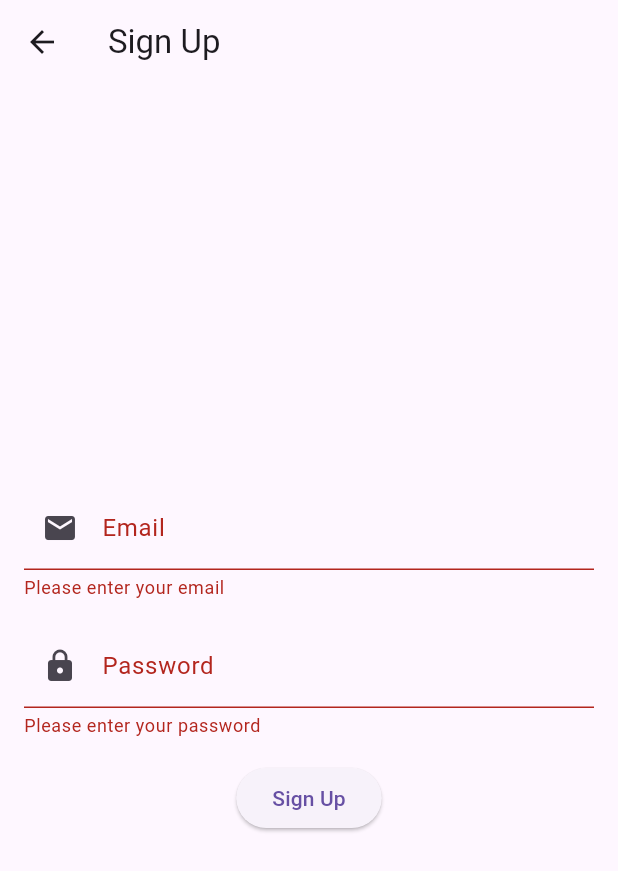
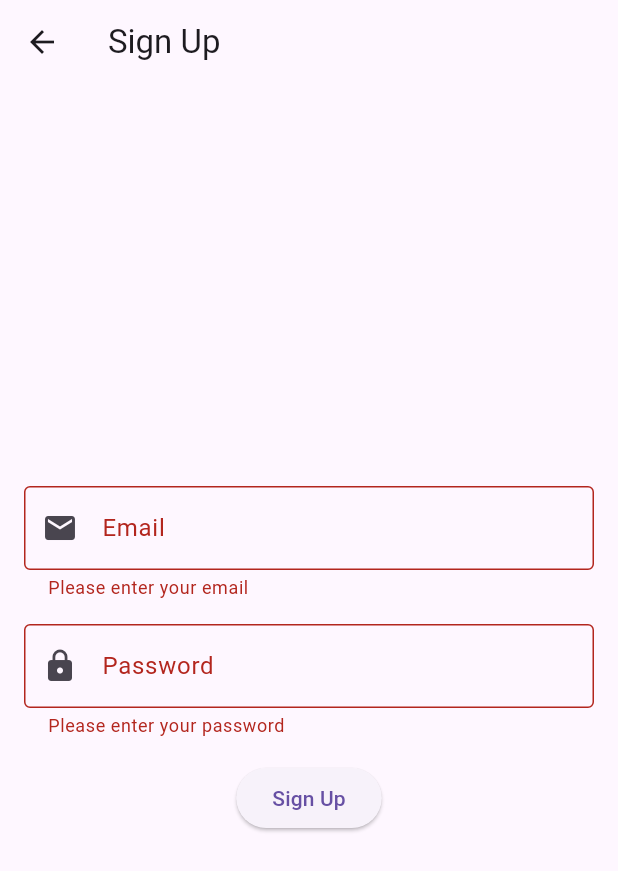
Before and after one commit to mahmoudashry98/assessment_app, a Flutter app: the SignUpScreen screen opened directly, after a tap on "Sign Up", on a phone screen of 412 x 824 dp. Shown: the top 871 px of the screen. Run offline on Flutter 3.47's test engine with Material 3 defaults, Android fonts, the phone set to English and light mode, and no system bars; our stand-ins replace bloc, equatable, firebase_auth, firebase_core, flutter_bloc; accounts and stored records are empty.

Commit message:
finshied from auth with firebase auth

```diff
--- /dev/null
+++ b/lib/core/utils/widgets/custom_elevated_button.dart
@@ -0,0 +1,20 @@
+import 'package:flutter/material.dart';
+
+class CustomElevatedButton extends StatelessWidget {
+  final VoidCallback onPressed;
+  final String text;
+
+  const CustomElevatedButton({
+    Key? key,
+    required this.onPressed,
+    required this.text,
+  }) : super(key: key);
+
+  @override
+  Widget build(BuildContext context) {
+    return ElevatedButton(
+      onPressed: onPressed,
+      child: Text(text),
+    );
+  }
+}
--- a/lib/core/utils/widgets/text_form_field.dart
+++ b/lib/core/utils/widgets/custom_text_form_field.dart
@@ -1,37 +1,32 @@
 import 'package:flutter/material.dart';
 
-class TextFormFieldWidget extends StatelessWidget {
-  final Widget prefixIcon;
+class CustomTextFormField extends StatelessWidget {
+  final TextEditingController controller;
   final String labelText;
-  final TextStyle labelStyle;
-  final TextEditingController controller;
-  final Widget? suffixIcon;
+  final IconData icon;
   final bool obscureText;
   final String? Function(String?)? validator;
 
-  const TextFormFieldWidget({
-    super.key,
-    required this.prefixIcon,
+  const CustomTextFormField({
+    Key? key,
+    required this.controller,
     required this.labelText,
-    required this.labelStyle,
-    required this.controller,
-    this.suffixIcon,
+    required this.icon,
     this.obscureText = false,
     this.validator,
-  });
+  }) : super(key: key);
 
   @override
   Widget build(BuildContext context) {
     return TextFormField(
       controller: controller,
       obscureText: obscureText,
+      decoration: InputDecoration(
+        labelText: labelText,
+        prefixIcon: Icon(icon),
+        border: const OutlineInputBorder(),
+      ),
       validator: validator,
-      decoration: InputDecoration(
-        prefixIcon: prefixIcon,
-        labelText: labelText,
-        labelStyle: labelStyle,
-        suffixIcon: suffixIcon,
-      ),
     );
   }
 }
--- /dev/null
+++ b/lib/core/vaildator/auth_vaildator.dart
@@ -0,0 +1,21 @@
+class Validators {
+  static String? emailValidator(String? value) {
+    if (value == null || value.isEmpty) {
+      return 'Please enter your email';
+    }
+    if (!RegExp(r'^[^@]+@[^@]+\.[^@]+').hasMatch(value)) {
+      return 'Please enter a valid email address';
+    }
+    return null;
+  }
+
+  static String? passwordValidator(String? value) {
+    if (value == null || value.isEmpty) {
+      return 'Please enter your password';
+    }
+    if (value.length < 6) {
+      return 'Password must be at least 6 characters long';
+    }
+    return null;
+  }
+}
--- a/lib/features/auth/sign_up/ui/sign_up_screen.dart
+++ b/lib/features/auth/login/ui/sign_up/sign_up_screen.dart
@@ -1,6 +1,8 @@
 import 'package:flutter/material.dart';
 import 'package:flutter_bloc/flutter_bloc.dart';
-import 'package:test_project/core/utils/widgets/text_form_field.dart';
+import 'package:test_project/core/utils/widgets/custom_elevated_button.dart';
+import 'package:test_project/core/utils/widgets/custom_text_form_field.dart';
+import 'package:test_project/core/vaildator/auth_vaildator.dart';
 import 'package:test_project/features/auth/login/controller/cubit.dart';
 import 'package:test_project/features/auth/login/controller/states.dart';
 
@@ -24,37 +26,19 @@ class SignUpScreen extends StatelessWidget {
           child: Column(
             mainAxisAlignment: MainAxisAlignment.center,
             children: [
-              TextFormFieldWidget(
-                prefixIcon: const Icon(Icons.email),
+              CustomTextFormField(
+                controller: _emailController,
                 labelText: 'Email',
-                labelStyle: const TextStyle(fontSize: 16),
-                controller: _emailController,
-                validator: (value) {
-                  if (value == null || value.isEmpty) {
-                    return 'Please enter your email';
-                  }
-                  if (!RegExp(r'^[^@]+@[^@]+\.[^@]+').hasMatch(value)) {
-                    return 'Please enter a valid email address';
-                  }
-                  return null;
-                },
+                icon: Icons.email,
+                validator: Validators.emailValidator,
               ),
               const SizedBox(height: 16),
-              TextFormFieldWidget(
-                prefixIcon: const Icon(Icons.lock),
+              CustomTextFormField(
+                controller: _passwordController,
                 labelText: 'Password',
-                labelStyle: const TextStyle(fontSize: 16),
-                controller: _passwordController,
+                icon: Icons.lock,
                 obscureText: true,
-                validator: (value) {
-                  if (value == null || value.isEmpty) {
-                    return 'Please enter your password';
-                  }
-                  if (value.length < 6) {
-                    return 'Password must be at least 6 characters long';
-                  }
-                  return null;
-                },
+                validator: Validators.passwordValidator,
               ),
               const SizedBox(height: 16),
               BlocConsumer<LoginCubit, LoginState>(
@@ -75,7 +59,7 @@ class SignUpScreen extends StatelessWidget {
                     return const CircularProgressIndicator();
                   }
 
-                  return ElevatedButton(
+                  return CustomElevatedButton(
                     onPressed: () {
                       if (_formKey.currentState?.validate() ?? false) {
                         final email = _emailController.text;
@@ -83,7 +67,7 @@ class SignUpScreen extends StatelessWidget {
                         context.read<LoginCubit>().signUp(email, password);
                       }
                     },
-                    child: const Text('Sign Up'),
+                    text: 'Sign Up',
                   );
                 },
               ),
--- a/lib/features/auth/login/ui/text_form_field_widget.dart
+++ /dev/null
@@ -1 +0,0 @@
-// TODO Implement this library.
```
Also changed, not shown: lib/features/auth/login/controller/cubit.dart (+25 -2 lines), lib/features/auth/login/ui/login/login_screen.dart (renamed from lib/features/auth/login/ui/login_screen.dart, +16 -32 lines), lib/features/home/ui/home_screen.dart (+10 -7 lines), lib/main.dart (+4 -5 lines), assets/images/Rectangle 474.png (added), lib/features/auth/sign_up/controller/cubit.dart (deleted), lib/features/auth/sign_up/controller/states.dart (deleted).
